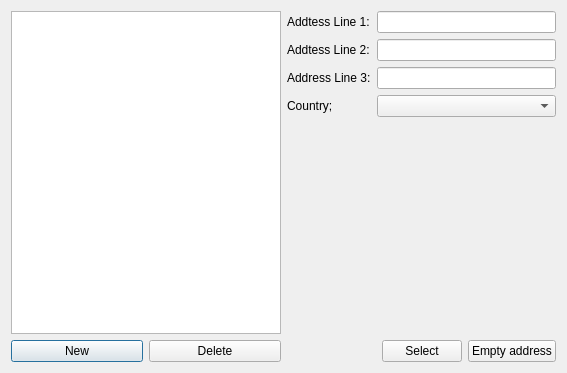
Qt form addressdialog.ui (stanislav888/AddressBook) before a commit.
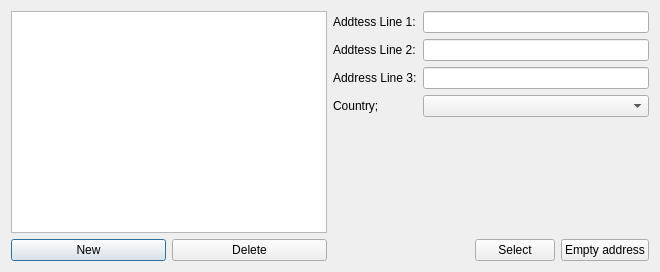
The same form after that commit.

```diff
--- a/addressdialog.ui
+++ b/addressdialog.ui
@@ -6,8 +6,8 @@
    <rect>
 	<x>0</x>
 	<y>0</y>
-	<width>567</width>
-	<height>373</height>
+    <width>660</width>
+    <height>272</height>
    </rect>
   </property>
   <property name="windowTitle">
```
Lines whose indentation alone changed are shown as unchanged.
